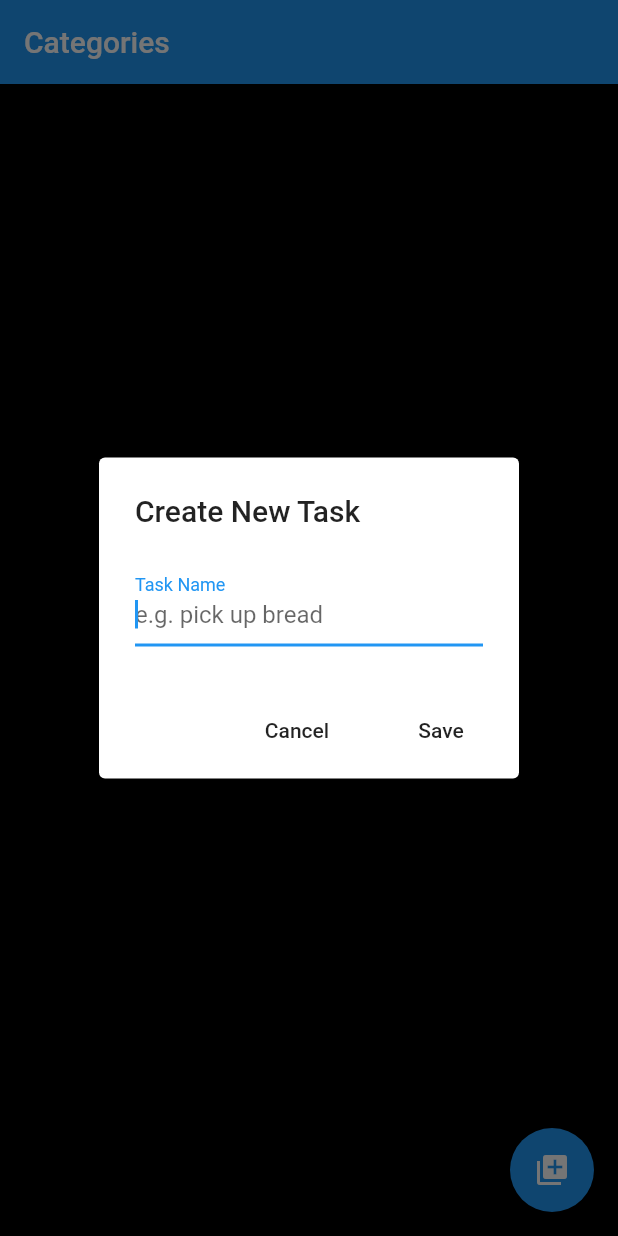
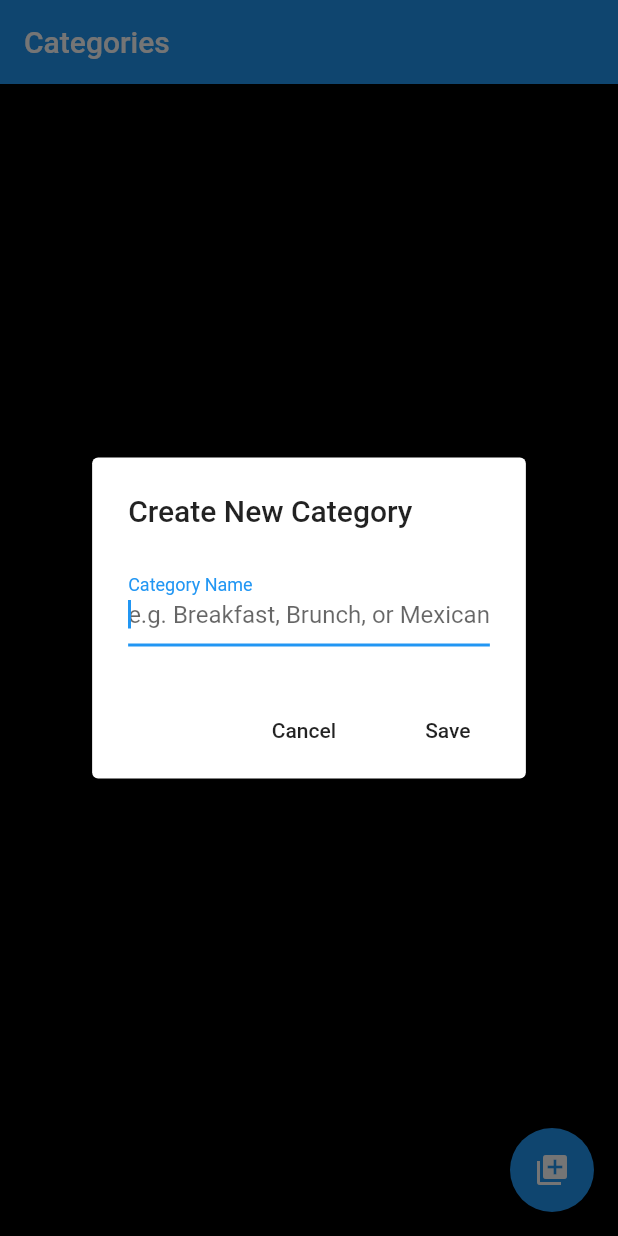
Before and after one commit to RobDahl/pocket-recipes, a Flutter app: the screen it shows after launch, after a tap on the "library add" icon, on a phone screen of 412 x 824 dp. Run offline on Flutter 3.47's test engine with Material 2 defaults, Android fonts, the phone set to English and light mode, and no system bars; our stand-ins replace sqflite; accounts and stored records are empty.

Commit message:
SQLite Fixed to create and use correct table.

```diff
--- a/lib/category_view.dart
+++ b/lib/category_view.dart
@@ -1,6 +1,6 @@
 import 'package:flutter/cupertino.dart';
 import 'package:flutter/material.dart';
-import 'package:pocket_recipes/models/todo-item.dart';
+import 'package:pocket_recipes/models/category-item.dart';
 import 'package:pocket_recipes/services/db.dart';
 
 class CategoryView extends StatefulWidget {
@@ -23,15 +23,15 @@ class CategoryView extends StatefulWidget {
 }
 
 class _CategoryViewState extends State<CategoryView> {
-  String _task;
+  String _title;
 
-  List<TodoItem> _tasks = [];
+  List<CategoryItem> _categories = [];
 
   TextStyle _style = TextStyle(color: Colors.white, fontSize: 24);
 
-  List<Widget> get _items => _tasks.map((item) => format(item)).toList();
+  List<Widget> get _items => _categories.map((item) => format(item)).toList();
 
-  Widget format(TodoItem item) {
+  Widget format(CategoryItem item) {
 
     return Dismissible(
       key: Key(item.id.toString()),
@@ -41,41 +41,38 @@ class _CategoryViewState extends State<CategoryView> {
             child: Row(
                 mainAxisAlignment: MainAxisAlignment.spaceBetween,
                 children: <Widget>[
-                  Text(item.task, style: _style),
-                  Icon(item.complete == true ? Icons.radio_button_checked : Icons.radio_button_unchecked, color: Colors.white)
+                  Text(item.title, style: _style)
                 ]
             ),
-            onPressed: () => _toggle(item),
           )
       ),
       onDismissed: (DismissDirection direction) => _delete(item),
     );
   }
 
-  void _toggle(TodoItem item) async {
+//  void _toggle(CategoryItem item) async {
+//
+//    item.complete = !item.complete;
+//    dynamic result = await DB.update(CategoryItem.table, item);
+//    print(result);
+//    refresh();
+//  }
 
-    item.complete = !item.complete;
-    dynamic result = await DB.update(TodoItem.table, item);
-    print(result);
-    refresh();
-  }
+  void _delete(CategoryItem item) async {
 
-  void _delete(TodoItem item) async {
-
-    DB.delete(TodoItem.table, item);
+    DB.delete(CategoryItem.table, item);
     refresh();
   }
 
   void _save() async {
 
     Navigator.of(context).pop();
-    TodoItem item = TodoItem(
-        task: _task,
-        complete: false
+    CategoryItem item = CategoryItem(
+        title: _title
     );
 
-    await DB.insert(TodoItem.table, item);
-    setState(() => _task = '' );
+    await DB.insert(CategoryItem.table, item);
+    setState(() => _title = '' );
     refresh();
   }
 
@@ -85,7 +82,7 @@ class _CategoryViewState extends State<CategoryView> {
         context: context,
         builder: (BuildContext context) {
           return AlertDialog(
-            title: Text("Create New Task"),
+            title: Text("Create New Category"),
             actions: <Widget>[
               FlatButton(
                   child: Text('Cancel'),
@@ -98,8 +95,8 @@ class _CategoryViewState extends State<CategoryView> {
             ],
             content: TextField(
               autofocus: true,
-              decoration: InputDecoration(labelText: 'Task Name', hintText: 'e.g. pick up bread'),
-              onChanged: (value) { _task = value; },
+              decoration: InputDecoration(labelText: 'Category Name', hintText: 'e.g. Breakfast, Brunch, or Mexican'),
+              onChanged: (value) { _title = value; },
             ),
           );
         }
@@ -115,8 +112,8 @@ class _CategoryViewState extends State<CategoryView> {
 
   void refresh() async {
 
-    List<Map<String, dynamic>> _results = await DB.query(TodoItem.table);
-    _tasks = _results.map((item) => TodoItem.fromMap(item)).toList();
+    List<Map<String, dynamic>> _results = await DB.query(CategoryItem.table);
+    _categories = _results.map((item) => CategoryItem.fromMap(item)).toList();
     setState(() { });
   }
 
@@ -130,7 +127,7 @@ class _CategoryViewState extends State<CategoryView> {
         ),
         floatingActionButton: FloatingActionButton(
           onPressed: () { _create(context); },
-          tooltip: 'New TODO',
+          tooltip: 'New Category',
           child: Icon(Icons.library_add),
         )
     );
--- /dev/null
+++ b/lib/models/category-item.dart
@@ -0,0 +1,29 @@
+import 'package:pocket_recipes/models/model.dart';
+
+class CategoryItem extends Model {
+
+  static String table = 'category_items';
+
+  int id;
+  String title;
+
+  CategoryItem({ this.id, this.title});
+
+  Map<String, dynamic> toMap() {
+
+    Map<String, dynamic> map = {
+      'title': title
+    };
+
+    if (id != null) { map['id'] = id; }
+    return map;
+  }
+
+  static CategoryItem fromMap(Map<String, dynamic> map) {
+
+    return CategoryItem(
+        id: map['id'],
+        title: map['title']
+    );
+  }
+}
--- a/lib/services/db.dart
+++ b/lib/services/db.dart
@@ -21,8 +21,9 @@ abstract class DB {
     }
   }
 
-  static void onCreate(Database db, int version) async =>
-      await db.execute('CREATE TABLE todo_items (id INTEGER PRIMARY KEY NOT NULL, task STRING, complete BOOLEAN)');
+  static void onCreate(Database db, int version) async {
+    await db.execute('CREATE TABLE category_items (id INTEGER PRIMARY KEY NOT NULL, title STRING)');
+  }
 
   static Future<List<Map<String, dynamic>>> query(String table) async => _db.query(table);
 
```
